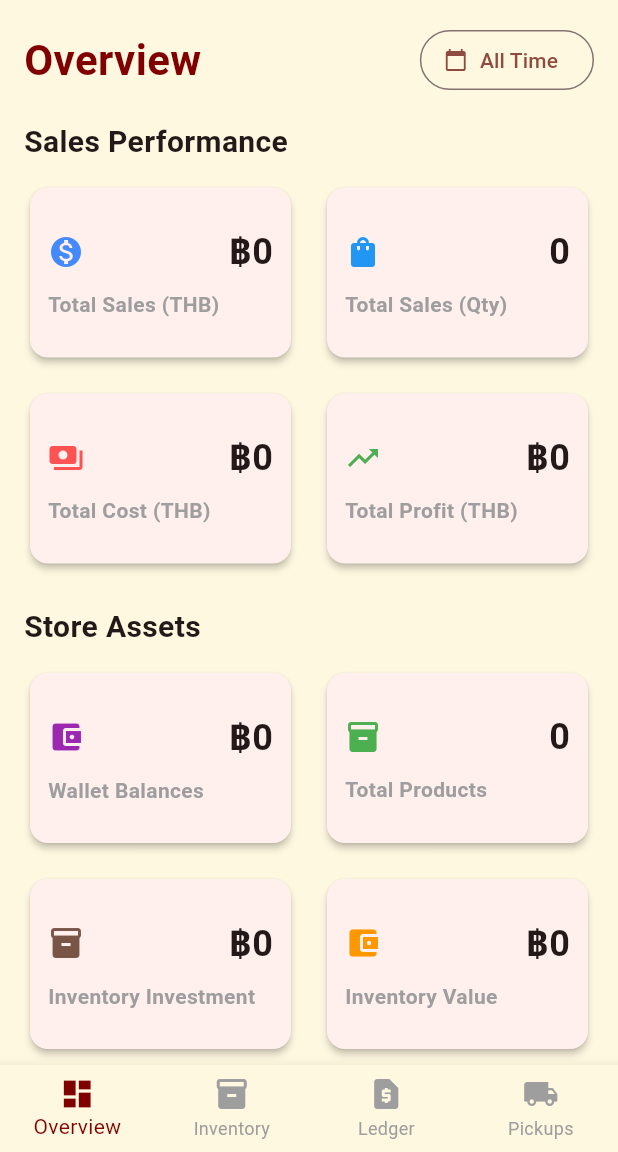
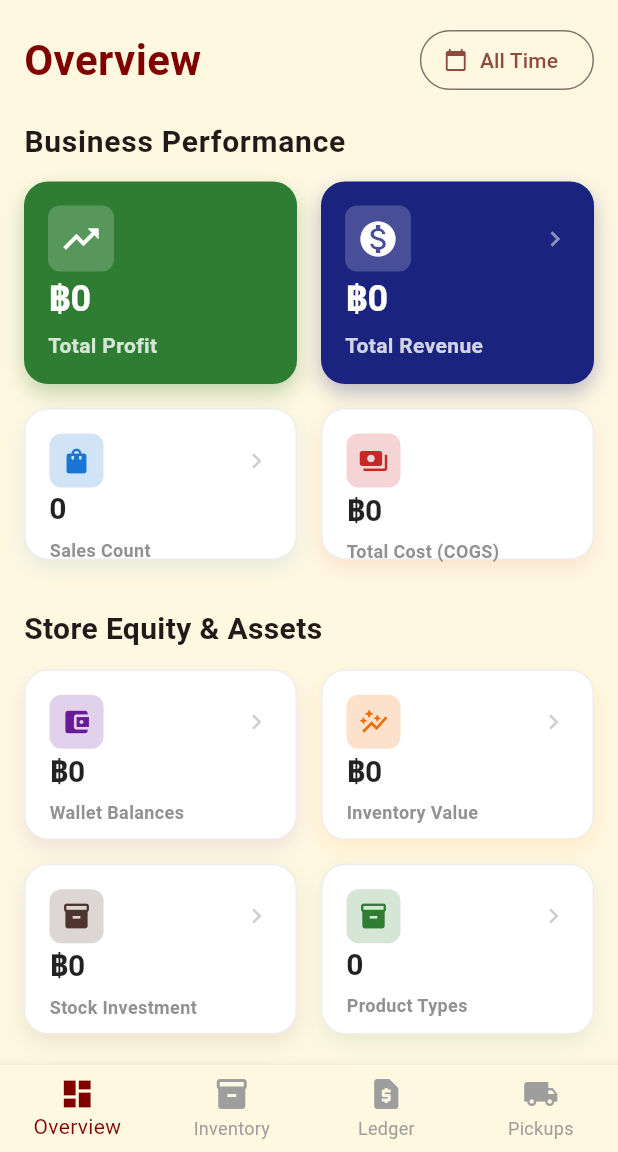
Before and after one commit to pwan67/is770_ssl_store, a Flutter app: the OwnerDashboardPage screen opened directly, on a phone screen of 412 x 824 dp, the part 84-1236 px from its top. Run offline on Flutter 3.47's test engine with Material 3 defaults, Android fonts, the phone set to English and light mode, and no system bars; our stand-ins replace cloud_firestore, firebase_auth, firebase_core, firebase_storage, image_picker; accounts and stored records are empty; network calls fail.

Commit message:
Redesign Store Overview Dashboard for better clarity and aesthetics

```diff
--- a/lib/pages/owner/owner_overview_tab.dart
+++ b/lib/pages/owner/owner_overview_tab.dart
@@ -91,28 +91,56 @@ class _OwnerOverviewTabState extends State<OwnerOverviewTab> {
     return Column(
       crossAxisAlignment: CrossAxisAlignment.start,
       children: [
+        // --- HERO SECTION (Critical KPIs) ---
         const Text(
-          'Sales Performance',
-          style: TextStyle(fontSize: 20, fontWeight: FontWeight.bold),
+          'Business Performance',
+          style: TextStyle(
+            fontSize: 20,
+            fontWeight: FontWeight.bold,
+            letterSpacing: 0.5,
+          ),
         ),
         const SizedBox(height: 12),
-        GridView.count(
-          crossAxisCount: 2,
-          shrinkWrap: true,
-          physics: const NeverScrollableScrollPhysics(),
-          crossAxisSpacing: 16,
-          mainAxisSpacing: 16,
-          childAspectRatio: 1.5,
+        Row(
           children: [
-            _MetricCard(
-              title: 'Total Sales (THB)',
+            Expanded(
+              child: _MetricCard(
+                title: 'Total Profit',
+                icon: Icons.trending_up,
+                color: const Color(0xFF2E7D32),
+                isHero: true,
+                stream: FirebaseFirestore.instance
+                    .collection('transactions')
+                    .where('type', isEqualTo: 'buy')
+                    .snapshots()
+                    .map((snap) {
+                  double total = 0.0;
+                  for (var doc in snap.docs) {
+                    final data = doc.data();
+                    final timestamp = (data['timestamp'] as Timestamp?)?.toDate();
+                    if (_selectedDateRange != null && timestamp != null) {
+                      if (timestamp.isBefore(_selectedDateRange!.start) ||
+                          timestamp.isAfter(_selectedDateRange!.end)) {
+                        continue;
+                      }
+                    }
+                    total += (data['profit'] as num?)?.toDouble() ?? 0.0;
+                  }
+                  return _formatCurrency(total);
+                }),
+              ),
+            ),
+            const SizedBox(width: 16),
+            Expanded(
+              child: _MetricCard(
+                title: 'Total Revenue',
                 icon: Icons.monetization_on,
-              color: Colors.blueAccent,
+                color: const Color(0xFF1A237E),
+                isHero: true,
                 onTap: () => Navigator.push(
                   context,
                   MaterialPageRoute(
-                  builder: (_) =>
-                      OwnerSalesThbPage(dateRange: _selectedDateRange),
+                    builder: (_) => OwnerSalesThbPage(dateRange: _selectedDateRange),
                   ),
                 ),
                 stream: FirebaseFirestore.instance
@@ -123,8 +151,7 @@ class _OwnerOverviewTabState extends State<OwnerOverviewTab> {
                   double total = 0.0;
                   for (var doc in snap.docs) {
                     final data = doc.data();
-                      final timestamp = (data['timestamp'] as Timestamp?)
-                          ?.toDate();
+                    final timestamp = (data['timestamp'] as Timestamp?)?.toDate();
                     if (_selectedDateRange != null && timestamp != null) {
                       if (timestamp.isBefore(_selectedDateRange!.start) ||
                           timestamp.isAfter(_selectedDateRange!.end)) {
@@ -133,23 +160,29 @@ class _OwnerOverviewTabState extends State<OwnerOverviewTab> {
                     }
                     total += (data['amount'] as num?)?.toDouble() ?? 0.0;
                   }
-                    if (total >= 1000000) {
-                      return '฿${(total / 1000000).toStringAsFixed(1)}M';
-                    } else if (total >= 1000) {
-                      return '฿${(total / 1000).toStringAsFixed(1)}k';
-                    }
-                    return '฿${total.toStringAsFixed(0)}';
+                  return _formatCurrency(total);
                 }),
               ),
+            ),
+          ],
+        ),
+        const SizedBox(height: 16),
+        GridView.count(
+          crossAxisCount: 2,
+          shrinkWrap: true,
+          physics: const NeverScrollableScrollPhysics(),
+          crossAxisSpacing: 16,
+          mainAxisSpacing: 16,
+          childAspectRatio: 1.8,
+          children: [
             _MetricCard(
-              title: 'Total Sales (Qty)',
+              title: 'Sales Count',
               icon: Icons.shopping_bag,
-              color: Colors.blue,
+              color: const Color(0xFF1976D2),
               onTap: () => Navigator.push(
                 context,
                 MaterialPageRoute(
-                  builder: (_) =>
-                      OwnerSalesQtyPage(dateRange: _selectedDateRange),
+                  builder: (_) => OwnerSalesQtyPage(dateRange: _selectedDateRange),
                 ),
               ),
               stream: FirebaseFirestore.instance
@@ -160,8 +193,7 @@ class _OwnerOverviewTabState extends State<OwnerOverviewTab> {
                 int count = 0;
                 for (var doc in snap.docs) {
                   final data = doc.data();
-                      final timestamp = (data['timestamp'] as Timestamp?)
-                          ?.toDate();
+                  final timestamp = (data['timestamp'] as Timestamp?)?.toDate();
                   if (_selectedDateRange != null && timestamp != null) {
                     if (timestamp.isBefore(_selectedDateRange!.start) ||
                         timestamp.isAfter(_selectedDateRange!.end)) {
@@ -174,9 +206,9 @@ class _OwnerOverviewTabState extends State<OwnerOverviewTab> {
               }),
             ),
             _MetricCard(
-              title: 'Total Cost (THB)',
+              title: 'Total Cost (COGS)',
               icon: Icons.payments,
-              color: Colors.redAccent,
+              color: const Color(0xFFC62828),
               stream: FirebaseFirestore.instance
                   .collection('transactions')
                   .where('type', isEqualTo: 'buy')
@@ -185,8 +217,7 @@ class _OwnerOverviewTabState extends State<OwnerOverviewTab> {
                 double total = 0.0;
                 for (var doc in snap.docs) {
                   final data = doc.data();
-                      final timestamp = (data['timestamp'] as Timestamp?)
-                          ?.toDate();
+                  final timestamp = (data['timestamp'] as Timestamp?)?.toDate();
                   if (_selectedDateRange != null && timestamp != null) {
                     if (timestamp.isBefore(_selectedDateRange!.start) ||
                         timestamp.isAfter(_selectedDateRange!.end)) {
@@ -195,57 +226,16 @@ class _OwnerOverviewTabState extends State<OwnerOverviewTab> {
                   }
                   total += (data['cost'] as num?)?.toDouble() ?? 0.0;
                 }
-                    if (total >= 1000000) {
-                      return '฿${(total / 1000000).toStringAsFixed(1)}M';
-                    } else if (total >= 1000) {
-                      return '฿${(total / 1000).toStringAsFixed(1)}k';
-                    }
-                    return '฿${total.toStringAsFixed(0)}';
-                  }),
-            ),
-            _MetricCard(
-              title: 'Total Profit (THB)',
-              icon: Icons.trending_up,
-              color: Colors.green,
-              stream: FirebaseFirestore.instance
-                  .collection('transactions')
-                  .where('type', isEqualTo: 'buy')
-                  .snapshots()
-                  .map((snap) {
-                    double total = 0.0;
-                    for (var doc in snap.docs) {
-                      final data = doc.data();
-                      final timestamp = (data['timestamp'] as Timestamp?)
-                          ?.toDate();
-                      if (_selectedDateRange != null && timestamp != null) {
-                        if (timestamp.isBefore(_selectedDateRange!.start) ||
-                            timestamp.isAfter(_selectedDateRange!.end)) {
-                          continue;
-                        }
-                      }
-                      total += (data['profit'] as num?)?.toDouble() ?? 0.0;
-                    }
-                    bool isNegative = total < 0;
-                    double absTotal = total.abs();
-                    String prefix = isNegative ? '-฿' : '฿';
-
-                    String formatted;
-                    if (absTotal >= 1000000) {
-                      formatted = '${(absTotal / 1000000).toStringAsFixed(1)}M';
-                    } else if (absTotal >= 1000) {
-                      formatted = '${(absTotal / 1000).toStringAsFixed(1)}k';
-                    } else {
-                      formatted = absTotal.toStringAsFixed(0);
-                    }
-                    return '$prefix$formatted';
+                return _formatCurrency(total);
               }),
             ),
           ],
         ),
 
-        const SizedBox(height: 24),
+        // --- STORE EQUITY ---
+        const SizedBox(height: 32),
         const Text(
-          'Store Assets',
+          'Store Equity & Assets',
           style: TextStyle(fontSize: 20, fontWeight: FontWeight.bold),
         ),
         const SizedBox(height: 12),
@@ -255,12 +245,12 @@ class _OwnerOverviewTabState extends State<OwnerOverviewTab> {
           physics: const NeverScrollableScrollPhysics(),
           crossAxisSpacing: 16,
           mainAxisSpacing: 16,
-          childAspectRatio: 1.5,
+          childAspectRatio: 1.6,
           children: [
             _MetricCard(
               title: 'Wallet Balances',
               icon: Icons.account_balance_wallet,
-              color: Colors.purple,
+              color: const Color(0xFF6A1B9A),
               onTap: () => Navigator.push(
                 context,
                 MaterialPageRoute(builder: (_) => const OwnerWalletsPage()),
@@ -271,34 +261,41 @@ class _OwnerOverviewTabState extends State<OwnerOverviewTab> {
                   .map((snap) {
                 double total = 0.0;
                 for (var doc in snap.docs) {
-                      total +=
-                          (doc.data()['balance'] as num?)?.toDouble() ?? 0.0;
+                  total += (doc.data()['balance'] as num?)?.toDouble() ?? 0.0;
                 }
-                    if (total >= 1000000) {
-                      return '฿${(total / 1000000).toStringAsFixed(1)}M';
-                    } else if (total >= 1000) {
-                      return '฿${(total / 1000).toStringAsFixed(1)}k';
-                    }
-                    return '฿${total.toStringAsFixed(0)}';
+                return _formatCurrency(total);
               }),
             ),
             _MetricCard(
-              title: 'Total Products',
-              icon: Icons.inventory_2,
-              color: Colors.green,
+              title: 'Inventory Value',
+              icon: Icons.auto_graph,
+              color: const Color(0xFFEF6C00),
               onTap: () => Navigator.push(
                 context,
-                MaterialPageRoute(builder: (_) => const OwnerProductsPage()),
+                MaterialPageRoute(builder: (_) => const OwnerInventoryCostPage()),
               ),
               stream: FirebaseFirestore.instance
-                  .collection('products')
+                  .collection('market')
+                  .doc('gold_rate')
                   .snapshots()
-                  .map((snap) => snap.docs.length.toString()),
+                  .asyncMap((rateDoc) async {
+                final data = rateDoc.data();
+                final marketRate = (data?['sellPrice'] as num?)?.toDouble() ?? 42000.0;
+                final productSnap = await FirebaseFirestore.instance.collection('products').get();
+                double totalValue = 0.0;
+                for (var doc in productSnap.docs) {
+                  final pData = doc.data();
+                  final stock = (pData['stock'] as num?)?.toInt() ?? 0;
+                  final weight = (pData['weight'] as num?)?.toDouble() ?? 0.0;
+                  totalValue += stock * weight * marketRate * 0.7;
+                }
+                return _formatCurrency(totalValue);
+              }),
             ),
             _MetricCard(
-              title: 'Inventory Investment',
+              title: 'Stock Investment',
               icon: Icons.inventory,
-              color: Colors.brown,
+              color: const Color(0xFF4E342E),
               onTap: () => Navigator.push(
                 context,
                 MaterialPageRoute(builder: (_) => const OwnerInventoryCostPage()),
@@ -312,53 +309,29 @@ class _OwnerOverviewTabState extends State<OwnerOverviewTab> {
                 for (var doc in snap.docs) {
                   total += (doc.data()['amount'] as num?)?.toDouble() ?? 0.0;
                 }
-                    if (total >= 1000000) {
-                      return '฿${(total / 1000000).toStringAsFixed(1)}M';
-                    } else if (total >= 1000) {
-                      return '฿${(total / 1000).toStringAsFixed(1)}k';
-                    }
-                    return '฿${total.toStringAsFixed(0)}';
+                return _formatCurrency(total);
               }),
             ),
             _MetricCard(
-              title: 'Inventory Value',
-              icon: Icons.account_balance_wallet,
-              color: Colors.orange,
+              title: 'Product Types',
+              icon: Icons.inventory_2,
+              color: const Color(0xFF2E7D32),
               onTap: () => Navigator.push(
                 context,
-                MaterialPageRoute(builder: (_) => const OwnerInventoryCostPage()),
+                MaterialPageRoute(builder: (_) => const OwnerProductsPage()),
               ),
               stream: FirebaseFirestore.instance
-                  .collection('market')
-                  .doc('gold_rate')
+                  .collection('products')
                   .snapshots()
-                  .asyncMap((rateDoc) async {
-                    final data = rateDoc.data();
-                    final marketRate = (data?['sellPrice'] as num?)?.toDouble() ?? 42000.0;
-
-                    final productSnap = await FirebaseFirestore.instance.collection('products').get();
-                    double totalValue = 0.0;
-                    for (var doc in productSnap.docs) {
-                      final pData = doc.data();
-                      final stock = (pData['stock'] as num?)?.toInt() ?? 0;
-                      final weight = (pData['weight'] as num?)?.toDouble() ?? 0.0;
-                      totalValue += stock * weight * marketRate * 0.7;
-                    }
-
-                    if (totalValue >= 1000000) {
-                      return '฿${(totalValue / 1000000).toStringAsFixed(1)}M';
-                    } else if (totalValue >= 1000) {
-                      return '฿${(totalValue / 1000).toStringAsFixed(1)}k';
-                    }
-                    return '฿${totalValue.toStringAsFixed(0)}';
-                  }),
+                  .map((snap) => snap.docs.length.toString()),
             ),
           ],
         ),
 
-        const SizedBox(height: 24),
+        // --- LIABILITIES ---
+        const SizedBox(height: 32),
         const Text(
-          'Store Debts / Liabilities',
+          'Store Liabilities',
           style: TextStyle(fontSize: 20, fontWeight: FontWeight.bold),
         ),
         const SizedBox(height: 12),
@@ -368,12 +341,12 @@ class _OwnerOverviewTabState extends State<OwnerOverviewTab> {
           physics: const NeverScrollableScrollPhysics(),
           crossAxisSpacing: 16,
           mainAxisSpacing: 16,
-          childAspectRatio: 1.5,
+          childAspectRatio: 1.8,
           children: [
             _MetricCard(
               title: 'Active Pawns',
               icon: Icons.real_estate_agent,
-              color: Colors.orange,
+              color: const Color(0xFFE65100),
               onTap: () => Navigator.push(
                 context,
                 MaterialPageRoute(builder: (_) => const OwnerPawnsPage()),
@@ -385,9 +358,9 @@ class _OwnerOverviewTabState extends State<OwnerOverviewTab> {
                   .map((snap) => snap.docs.length.toString()),
             ),
             _MetricCard(
-              title: 'Gold Savings (Payable)',
+              title: 'Savings Liability',
               icon: Icons.savings,
-              color: Colors.teal,
+              color: const Color(0xFF00695C),
               onTap: () => Navigator.push(
                 context,
                 MaterialPageRoute(builder: (_) => const OwnerSavingsPage()),
@@ -400,32 +373,30 @@ class _OwnerOverviewTabState extends State<OwnerOverviewTab> {
                 for (var doc in snap.docs) {
                   if (doc.id == 'account') {
                     final data = doc.data() as Map<String, dynamic>;
-                        totalWeight +=
-                            (data['totalWeightSaved'] as num?)?.toDouble() ??
-                            0.0;
+                    totalWeight += (data['totalWeightSaved'] as num?)?.toDouble() ?? 0.0;
                   }
                 }
-                    final rateDoc = await FirebaseFirestore.instance
-                        .collection('market')
-                        .doc('gold_rate')
-                        .get();
-                    final data = rateDoc.data();
-                    final sellPrice =
-                        (data?['sellPrice'] as num?)?.toDouble() ?? 40000.0;
-                    final totalValues = totalWeight * sellPrice;
-
-                    if (totalValues >= 1000000) {
-                      return '฿${(totalValues / 1000000).toStringAsFixed(1)}M';
-                    } else if (totalValues >= 1000) {
-                      return '฿${(totalValues / 1000).toStringAsFixed(1)}k';
-                    }
-                    return '฿${totalValues.toStringAsFixed(0)}';
+                final rateDoc = await FirebaseFirestore.instance.collection('market').doc('gold_rate').get();
+                final sellPrice = (rateDoc.data()?['sellPrice'] as num?)?.toDouble() ?? 40000.0;
+                return _formatCurrency(totalWeight * sellPrice);
               }),
             ),
           ],
         ),
       ],
     );
+  }
+
+  String _formatCurrency(double amount) {
+    bool isNegative = amount < 0;
+    double absAmount = amount.abs();
+    String prefix = isNegative ? '-฿' : '฿';
+    if (absAmount >= 1000000) {
+      return '$prefix${(absAmount / 1000000).toStringAsFixed(1)}M';
+    } else if (absAmount >= 1000) {
+      return '$prefix${(absAmount / 1000).toStringAsFixed(1)}k';
+    }
+    return '$prefix${absAmount.toStringAsFixed(0)}';
   }
 
   Widget _buildRecentActivityList() {
@@ -459,39 +430,48 @@ class _OwnerOverviewTabState extends State<OwnerOverviewTab> {
 
             IconData icon;
             Color iconColor;
-            if (typeStr == 'buy' ||
-                typeStr == 'redeem' ||
-                typeStr == 'savings_deposit') {
+            if (['buy', 'redeem', 'savings_deposit'].contains(typeStr)) {
               icon = Icons.arrow_downward;
-              iconColor = Colors.green; // Money coming in to store
-            } else if (typeStr == 'sell' ||
-                typeStr == 'pawn' ||
-                typeStr == 'savings_withdraw') {
+              iconColor = Colors.green;
+            } else if (['sell', 'pawn', 'savings_withdraw'].contains(typeStr)) {
               icon = Icons.arrow_upward;
-              iconColor = Colors.red; // Money going out from store
+              iconColor = Colors.red;
             } else {
               icon = Icons.swap_horiz;
               iconColor = Colors.grey;
             }
 
-            return Card(
-              margin: const EdgeInsets.only(bottom: 8),
+            return Container(
+              margin: const EdgeInsets.only(bottom: 12),
+              decoration: BoxDecoration(
+                color: Colors.white,
+                borderRadius: BorderRadius.circular(12),
+                boxShadow: [
+                  BoxShadow(
+                    color: Colors.black.withOpacity(0.05),
+                    blurRadius: 10,
+                    offset: const Offset(0, 4),
+                  ),
+                ],
+              ),
               child: ListTile(
                 leading: CircleAvatar(
-                  backgroundColor: iconColor.withOpacity(0.2),
-                  child: Icon(icon, color: iconColor),
+                  backgroundColor: iconColor.withOpacity(0.1),
+                  child: Icon(icon, color: iconColor, size: 20),
                 ),
                 title: Text(
                   details,
+                  style: const TextStyle(fontWeight: FontWeight.bold),
                   maxLines: 1,
                   overflow: TextOverflow.ellipsis,
                 ),
-                subtitle: Text(email),
+                subtitle: Text(email, style: const TextStyle(fontSize: 12)),
                 trailing: Text(
                   '฿${formatter.format(amount)}',
-                  style: const TextStyle(
+                  style: TextStyle(
                     fontWeight: FontWeight.bold,
-                    fontSize: 16,
+                    fontSize: 15,
+                    color: iconColor,
                   ),
                 ),
               ),
@@ -509,6 +489,7 @@ class _MetricCard extends StatelessWidget {
   final Color color;
   final Stream<String> stream;
   final VoidCallback? onTap;
+  final bool isHero;
 
   const _MetricCard({
     required this.title,
@@ -516,59 +497,91 @@ class _MetricCard extends StatelessWidget {
     required this.color,
     required this.stream,
     this.onTap,
+    this.isHero = false,
   });
 
   @override
   Widget build(BuildContext context) {
-    return Card(
-      elevation: 2,
-      shape: RoundedRectangleBorder(borderRadius: BorderRadius.circular(12)),
+    return Container(
+      decoration: BoxDecoration(
+        color: isHero ? color : Colors.white,
+        borderRadius: BorderRadius.circular(16),
+        boxShadow: [
+          BoxShadow(
+            color: color.withOpacity(isHero ? 0.3 : 0.1),
+            blurRadius: 12,
+            offset: const Offset(0, 6),
+          ),
+        ],
+        border: !isHero ? Border.all(color: Colors.grey[200]!) : null,
+      ),
+      child: Material(
+        color: Colors.transparent,
         child: InkWell(
           onTap: onTap,
-        borderRadius: BorderRadius.circular(12),
+          borderRadius: BorderRadius.circular(16),
           child: Padding(
-          padding: const EdgeInsets.all(12.0),
+            padding: const EdgeInsets.all(16.0),
             child: Column(
               crossAxisAlignment: CrossAxisAlignment.start,
-            mainAxisAlignment: MainAxisAlignment.center,
+              mainAxisAlignment: MainAxisAlignment.spaceBetween,
               children: [
                 Row(
+                  mainAxisAlignment: MainAxisAlignment.spaceBetween,
                   children: [
-                  Icon(icon, color: color, size: 24),
-                  const Spacer(),
+                    Container(
+                      padding: const EdgeInsets.all(8),
+                      decoration: BoxDecoration(
+                        color: (isHero ? Colors.white : color).withOpacity(0.2),
+                        borderRadius: BorderRadius.circular(8),
+                      ),
+                      child: Icon(
+                        icon,
+                        color: isHero ? Colors.white : color,
+                        size: isHero ? 28 : 20,
+                      ),
+                    ),
+                    if (onTap != null)
+                      Icon(
+                        Icons.chevron_right,
+                        color: (isHero ? Colors.white : Colors.grey).withOpacity(0.5),
+                        size: 20,
+                      ),
+                  ],
+                ),
+                Column(
+                  crossAxisAlignment: CrossAxisAlignment.start,
+                  children: [
                     StreamBuilder<String>(
                       stream: stream,
                       builder: (context, snapshot) {
-                      if (snapshot.connectionState == ConnectionState.waiting) {
-                        return const SizedBox(
-                          width: 20,
-                          height: 20,
-                          child: CircularProgressIndicator(strokeWidth: 2),
-                        );
-                      }
                         return Text(
-                        snapshot.data ?? '0',
-                        style: const TextStyle(
-                          fontSize: 24,
+                          snapshot.data ?? '--',
+                          style: TextStyle(
+                            fontSize: isHero ? 24 : 20,
                             fontWeight: FontWeight.bold,
+                            color: isHero ? Colors.white : Colors.black87,
+                            letterSpacing: -0.5,
                           ),
                         );
                       },
                     ),
-                ],
-              ),
-              const SizedBox(height: 8),
+                    const SizedBox(height: 4),
                     Text(
                       title,
-                style: const TextStyle(
-                  color: Colors.grey,
-                  fontWeight: FontWeight.bold,
+                      style: TextStyle(
+                        fontSize: isHero ? 14 : 12,
+                        fontWeight: FontWeight.w600,
+                        color: (isHero ? Colors.white : Colors.grey[600])!.withOpacity(0.8),
                       ),
                       maxLines: 1,
                       overflow: TextOverflow.ellipsis,
                     ),
                   ],
                 ),
+              ],
+            ),
+          ),
         ),
       ),
     );
```
Lines whose indentation alone changed are shown as unchanged.
